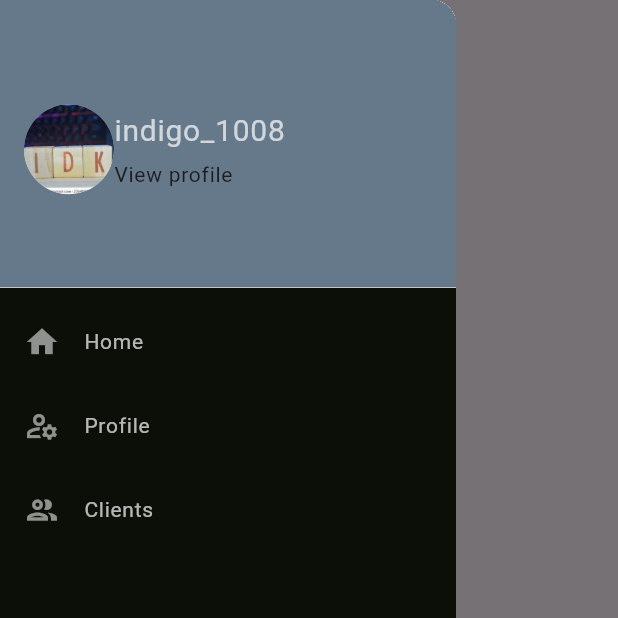
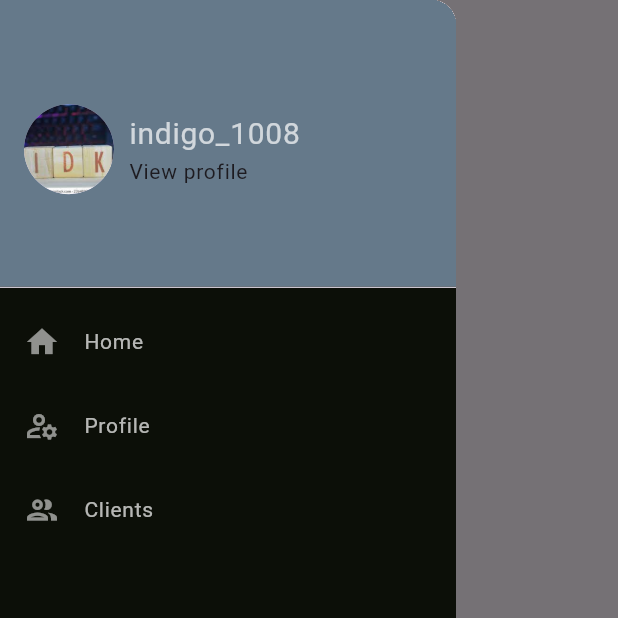
Before and after one commit to M-A-Edwards/legalite, a Flutter app: the screen it shows after launch, with the side drawer open, on a phone screen of 412 x 824 dp, the top half of it. Run offline on Flutter 3.47's test engine with Material 3 defaults, Android fonts, the light colour scheme and no system bars.

Commit message:
working drawer but its a weird stack

```diff
--- a/lib/Lpages/HomeScreen.dart
+++ b/lib/Lpages/HomeScreen.dart
@@ -1,4 +1,6 @@
 import 'package:flutter/material.dart';
+import 'package:legalite/widgets/drawer_widget.dart';
+// import 'package:legalite/Lpages/ProfileScreen.dart';
 
 class Home extends StatefulWidget {
   const Home({super.key});
@@ -11,95 +13,12 @@ class _HomeState extends State<Home> {
   final padding = const EdgeInsets.symmetric(horizontal: 20);
   @override
   Widget build(BuildContext context) {
-    const name = "indigo_1008";
     // const urlImage =
     //     "https://www.shutterstock.com/image-photo/photo-words-wooden-block-objects-arranged-2364889927";
     return Scaffold(
-      appBar: AppBar(
-        title: const Text('Home'),
-      ),
-      drawer: Drawer(
-        child: Material(
-          color: const Color.fromARGB(255, 12, 15, 8),
-          child: ListView(
-            padding: EdgeInsets.zero,
-            children: [
-              SizedBox(
-                height: 200,
-                child: DrawerHeader(
-                  decoration: const BoxDecoration(
-                    color: Color.fromARGB(255, 101, 121, 138),
-                  ),
-                  child: InkWell(
-                    child: Container(
-                      padding: const EdgeInsets.symmetric(vertical: 40),
-                      child: const Row(
-                        children: [
-                          CircleAvatar(
-                              radius: 30,
-                              backgroundImage:
-                                  AssetImage('lib/static/idk.jpg')),
-                          Column(
-                            children: [
-                              SizedBox(
-                                height: 10,
-                              )
-                            ],
-                          ),
-                          Column(
-                              mainAxisAlignment: MainAxisAlignment.center,
-                              crossAxisAlignment: CrossAxisAlignment.start,
-                              children: [
-                                Text(name,
-                                    style: TextStyle(
-                                        fontSize: 20, color: Colors.white70)),
-                                SizedBox(
-                                  height: 4,
-                                ),
-                                Text(
-                                  "View profile",
-                                  style: TextStyle(fontSize: 14),
-                                )
-                              ])
-                        ],
-                      ),
-                    ),
-                  ),
-                ),
-              ),
-              ListTile(
-                leading: const Icon(
-                  IconData(0xe318, fontFamily: 'MaterialIcons'),
-                  color: Colors.white54,
-                ),
-                title: const Text('Home',
-                    style: TextStyle(fontSize: 14, color: Colors.white70)),
-                onTap: () {
-                  Navigator.pop(context);
-                },
-              ),
-              ListTile(
-                leading: const Icon(Icons.manage_accounts_outlined,
-                    color: Colors.white54),
-                title: const Text('Profile',
-                    style: TextStyle(fontSize: 14, color: Colors.white70)),
-                onTap: () {
-                  Navigator.pop(context);
-                },
-              ),
-              ListTile(
-                leading: const Icon(Icons.people_outline_outlined,
-                    color: Colors.white54),
-                title: const Text('Clients',
-                    style: TextStyle(fontSize: 14, color: Colors.white70)),
-                onTap: () {
-                  Navigator.pop(context);
-                },
-              ),
-            ],
-          ),
+        appBar: AppBar(
+          title: const Text('Home'),
         ),
-      ),
-    );
+        drawer: const MyDrawer());
   }
 }
--- a/lib/main.dart
+++ b/lib/main.dart
@@ -1,7 +1,19 @@
 import 'package:flutter/material.dart';
+import 'package:legalite/Lpages/ClientScreen.dart';
 import 'package:legalite/Lpages/HomeScreen.dart';
+import 'package:legalite/Lpages/ProfileScreen.dart';
 
 void main() {
+  // runApp(MaterialApp(
+  //   title: "Routes",
+  //   initialRoute: '/',
+  //   routes: {
+  //     '/': (context) => const MyApp(),
+  //     '/lhome': (context) => const Home(),
+  //     '/lprofile': (context) => const Profile(),
+  //     '/lclient': (context) => const Clients(),
+  //   },
+  // ));
   runApp(const MyApp());
 }
 
@@ -13,6 +25,13 @@
   Widget build(BuildContext context) {
     return MaterialApp(
       title: 'Legalite',
+      initialRoute: '/',
+      routes: {
+        // '/': (context) => const MyApp(),
+        '/lhome': (context) => const Home(),
+        '/lprofile': (context) => const Profile(),
+        '/lclient': (context) => const Clients(),
+      },
       theme: ThemeData(
         colorScheme: ColorScheme.fromSeed(seedColor: Colors.deepPurple),
         useMaterial3: true,
--- /dev/null
+++ b/lib/widgets/drawer_widget.dart
@@ -0,0 +1,100 @@
+import 'package:flutter/material.dart';
+// import 'package:legalite/Lpages/ClientScreen.dart';
+// import 'package:legalite/Lpages/HomeScreen.dart';
+// import 'package:legalite/Lpages/ProfileScreen.dart';
+
+class MyDrawer extends StatelessWidget {
+  const MyDrawer({super.key});
+
+  @override
+  Widget build(BuildContext context) {
+    return Drawer(
+      child: Material(
+        color: const Color.fromARGB(255, 12, 15, 8),
+        child: ListView(
+          padding: EdgeInsets.zero,
+          children: [
+            SizedBox(
+              height: 200,
+              child: DrawerHeader(
+                decoration: const BoxDecoration(
+                  color: Color.fromARGB(255, 101, 121, 138),
+                ),
+                child: InkWell(
+                  child: Container(
+                    padding: const EdgeInsets.symmetric(vertical: 40),
+                    child: const Row(
+                      children: [
+                        CircleAvatar(
+                            radius: 30,
+                            backgroundImage: AssetImage('lib/static/idk.jpg')),
+                        Column(
+                          children: [
+                            SizedBox(
+                              width: 10,
+                            )
+                          ],
+                        ),
+                        Column(
+                            mainAxisAlignment: MainAxisAlignment.center,
+                            crossAxisAlignment: CrossAxisAlignment.start,
+                            children: [
+                              Text("indigo_1008",
+                                  style: TextStyle(
+                                      fontSize: 20, color: Colors.white70)),
+                              SizedBox(
+                                width: 4,
+                              ),
+                              Text(
+                                "View profile",
+                                style: TextStyle(fontSize: 14),
+                              )
+                            ])
+                      ],
+                    ),
+                  ),
+                ),
+              ),
+            ),
+            ListTile(
+              leading: const Icon(
+                IconData(0xe318, fontFamily: 'MaterialIcons'),
+                color: Colors.white54,
+              ),
+              title: const Text('Home',
+                  style: TextStyle(fontSize: 14, color: Colors.white70)),
+              onTap: () {
+                Navigator.pushNamed(context, '/lhome');
+                // Navigator.of(context).push(
+                //     MaterialPageRoute(builder: (context) => const Home()));
+              },
+            ),
+            ListTile(
+              leading: const Icon(Icons.manage_accounts_outlined,
+                  color: Colors.white54),
+              title: const Text('Profile',
+                  style: TextStyle(fontSize: 14, color: Colors.white70)),
+              onTap: () {
+                // Navigator.pop(context);
+                Navigator.pushNamed(context, '/lprofile');
+                // Navigator.of(context).push(
+                //     MaterialPageRoute(builder: (context) => const Profile()));
+              },
+            ),
+            ListTile(
+              leading: const Icon(Icons.people_outline_outlined,
+                  color: Colors.white54),
+              title: const Text('Clients',
+                  style: TextStyle(fontSize: 14, color: Colors.white70)),
+              onTap: () {
+                Navigator.pushNamed(context, '/lclient');
+                // Navigator.of(context).push(
+                //     MaterialPageRoute(builder: (context) => const Clients()));
+              },
+            ),
+          ],
+        ),
+      ),
+    );
+  }
+}
```
Also changed, not shown: lib/Lpages/ClientScreen.dart (added, +20 -0 lines), lib/Lpages/ProfileScreen.dart (added, +21 -0 lines).
